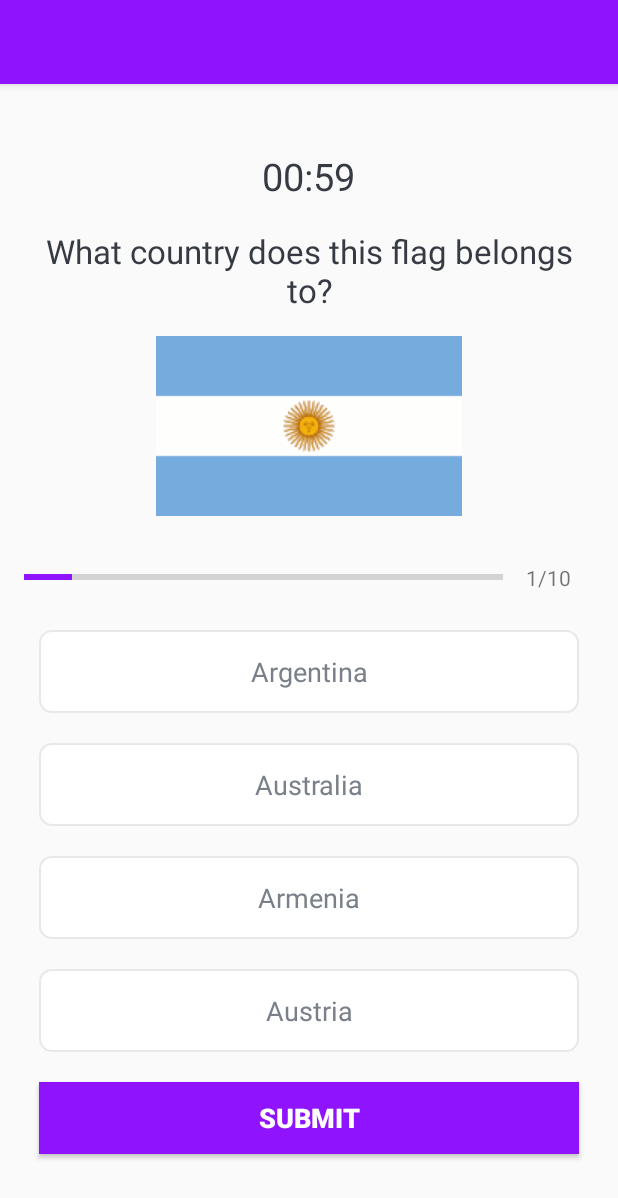
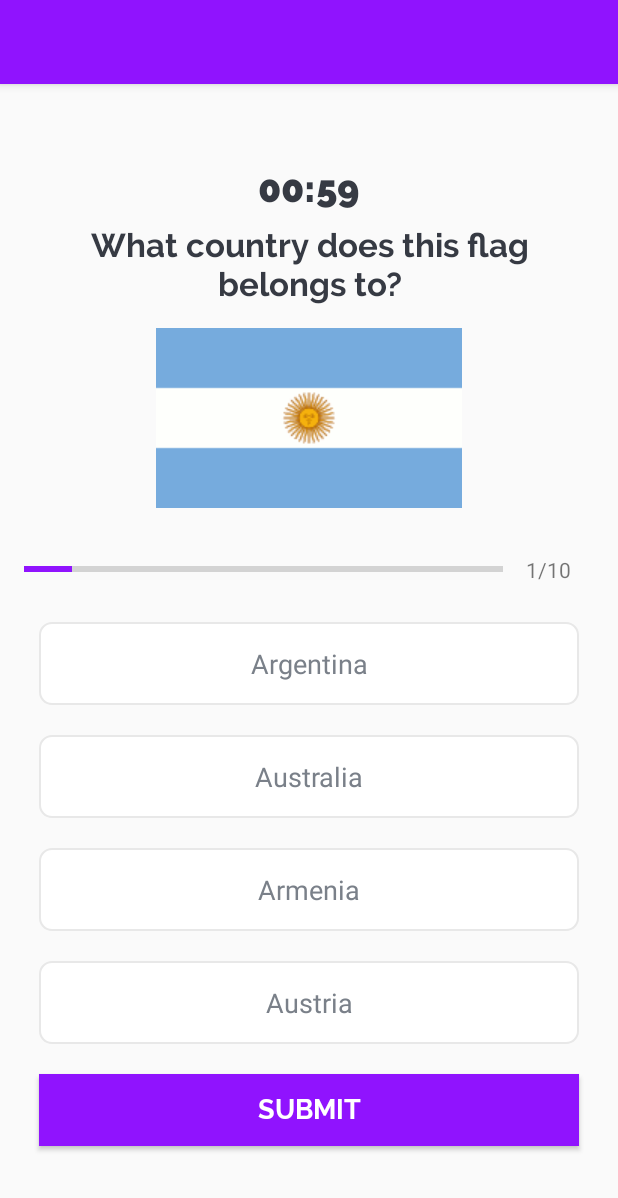
Before and after one commit to im-somax/QuizApp, an Android app: the QuizQuestionActivity screen opened directly, with no data from a screen before it, on a phone screen of 412 x 824 dp. Shown: the top 1198 px of the screen. Run offline under Robolectric (Android 15) with nearby library versions, the phone set to English and light mode, and no system bars.

Commit message:
Font changed

```diff
--- a/app/src/main/java/com/example/quizapp/QuizQuestionActivity.kt
+++ b/app/src/main/java/com/example/quizapp/QuizQuestionActivity.kt
@@ -115,7 +115,8 @@ class QuizQuestionActivity : AppCompatActivity(), View.OnClickListener {
                         finish()
                         }
                     }
-                }else{
+                }
+                else{
                     checkanswer()
                 }
             }
--- a/app/src/main/res/layout/activity_quiz_question.xml
+++ b/app/src/main/res/layout/activity_quiz_question.xml
@@ -19,23 +19,23 @@
             android:id="@+id/timer_text"
             android:layout_width="wrap_content"
             android:layout_height="wrap_content"
-            android:layout_marginStart="8dp"
-            android:layout_marginEnd="8dp"
-            android:layout_marginBottom="8dp"
-            android:fontFamily="sans-serif"
+            android:layout_marginTop="5dp"
+            android:fontFamily="@font/raleway_black"
+            android:gravity="center"
+            android:text="0:00"
             android:textColor="#363A43"
-            android:textSize="25sp"
-            android:textStyle="normal" />
+            android:textSize="25sp" />
 
         <TextView
             android:id="@+id/tv_question"
             android:layout_width="match_parent"
             android:layout_height="wrap_content"
             android:layout_marginTop="10dp"
+            android:fontFamily="@font/raleway_bold"
             android:gravity="center"
+            android:text="What country does this flag belongs to?"
             android:textColor="#363A43"
-            android:textSize="22sp"
-            android:text="What country does this flag belongs to?"/>
+            android:textSize="22sp" />
 
         <ImageView
             android:id="@+id/iv_image"
@@ -80,6 +80,7 @@
             android:layout_margin="10dp"
             android:background="@drawable/defult_option_border_bg"
             android:gravity="center"
+            android:fontFamily="@font/raleway"
             android:padding="15dp"
             android:textColor="#7A8089"
             android:textSize="18sp"
@@ -93,6 +94,7 @@
             android:background="@drawable/defult_option_border_bg"
             android:gravity="center"
             android:padding="15dp"
+            android:fontFamily="@font/raleway"
             android:textColor="#7A8089"
             android:textSize="18sp"
             tools:text="Apple"/>
@@ -104,6 +106,7 @@
             android:layout_margin="10dp"
             android:background="@drawable/defult_option_border_bg"
             android:gravity="center"
+            android:fontFamily="@font/raleway"
             android:padding="15dp"
             android:textColor="#7A8089"
             android:textSize="18sp"
@@ -117,6 +120,7 @@
             android:background="@drawable/defult_option_border_bg"
             android:gravity="center"
             android:padding="15dp"
+            android:fontFamily="@font/raleway"
             android:textColor="#7A8089"
             android:textSize="18sp"
             tools:text="Apple"/>
@@ -127,6 +131,7 @@
             android:layout_margin="10dp"
             android:background="@color/colorPrimary"
             android:text="SUBMIT"
+            android:fontFamily="@font/raleway_bold"
             android:textColor="@android:color/white"
             android:textSize="18sp"
             android:textStyle="bold"/>
--- a/app/src/main/res/layout/activity_splash.xml
+++ b/app/src/main/res/layout/activity_splash.xml
@@ -23,6 +23,7 @@
         android:layout_centerHorizontal="true"
         android:layout_marginBottom="30dp"
         android:shadowColor="#717171"
+        android:fontFamily="@font/raleway_bold"
         android:text="Quiz App"
         android:textAppearance="@style/TextAppearance.AppCompat.Large"
         android:textColor="#3808A0"
```
Also changed, not shown: app/src/main/res/layout/activity_main.xml (+5 -2 lines), app/src/main/res/layout/activity_result.xml (+5 -4 lines), app/src/main/res/font/raleway.ttf (added), app/src/main/res/font/raleway_black.ttf (added), app/src/main/res/font/raleway_bold.ttf (added).
